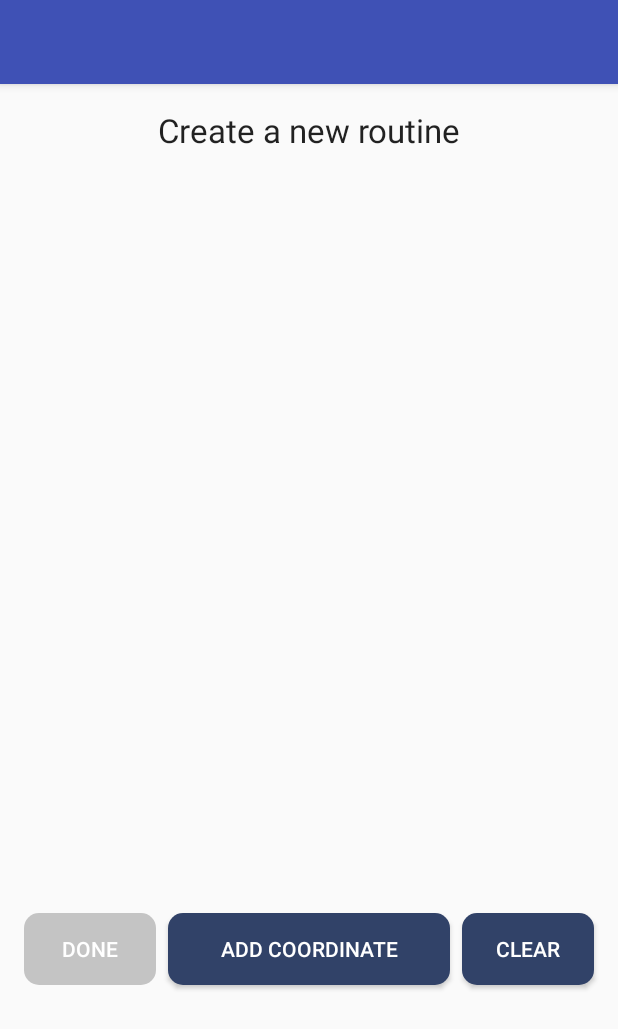
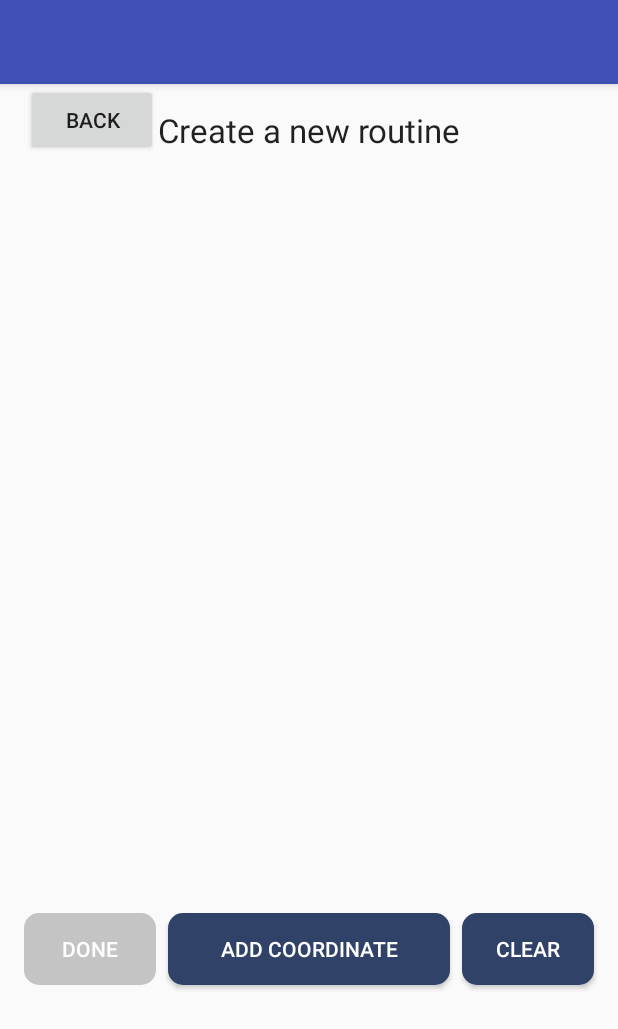
Before and after one commit to xavidram/StickerCV, an Android app: the create_routine screen opened directly, with no data from a screen before it, on a phone screen of 412 x 824 dp. Shown: the top 1029 px of the screen. Run offline under Robolectric (Android 15) with nearby library versions, the phone set to English and light mode, and no system bars.

Commit message:
added back button to create routine

```diff
--- a/app/src/main/java/com/xavidram/stickercv/create_routine.java
+++ b/app/src/main/java/com/xavidram/stickercv/create_routine.java
@@ -17,6 +17,7 @@ import android.support.v7.app.AlertDialog;
 import android.support.v7.app.AppCompatActivity;
 import android.os.Bundle;
 import android.text.InputType;
+import android.view.MenuItem;
 import android.view.View;
 import android.widget.ArrayAdapter;
 import android.widget.Button;
@@ -34,7 +35,7 @@ import java.util.ArrayList;
 
 public class create_routine extends AppCompatActivity implements View.OnClickListener{
 
-    private Button cr_btn_Done, cr_btn_addCoordinate, cr_btn_clearCoordinates;
+    private Button cr_btn_Done, cr_btn_addCoordinate, cr_btn_clearCoordinates, cr_btn_back;
     private TextView coordView;
     private String fileName = "";
     //GPS Variables
@@ -104,7 +105,9 @@ public class create_routine extends AppCompatActivity implements View.OnClickLis
     }
 
     private void initEntities(){
+
         //buttons
+        cr_btn_back = (Button) findViewById(R.id.cr_btn_back);
         cr_btn_addCoordinate = (Button)findViewById(R.id.cr_btn_addCoordinate);
         cr_btn_clearCoordinates = (Button)findViewById(R.id.cr_btn_clearCoordinates);
         cr_btn_Done = (Button)findViewById(R.id.cr_btn_Done);
@@ -114,7 +117,7 @@ public class create_routine extends AppCompatActivity implements View.OnClickLis
         GPSCoordinates = new ArrayList<GPScoord>();
         locationManager = (LocationManager)getSystemService(LOCATION_SERVICE);
 
-
+        cr_btn_back.setOnClickListener(this);
         cr_btn_addCoordinate.setOnClickListener(this);
         cr_btn_Done.setOnClickListener(this);
         cr_btn_Done.setEnabled(false);
@@ -187,6 +190,9 @@ public class create_routine extends AppCompatActivity implements View.OnClickLis
                     Toast.makeText(create_routine.this, "No Corrdinates yet in the list!", Toast.LENGTH_SHORT).show();
                 }
                 break;
+            case R.id.cr_btn_back:
+                Intent i = new Intent(this, MainActivity.class);
+                startActivity(i);
             default:
                 break;
         }
@@ -203,4 +209,5 @@ public class create_routine extends AppCompatActivity implements View.OnClickLis
                 return;
         }
     }
+
 }
--- a/app/src/main/res/layout/activity_create_routine.xml
+++ b/app/src/main/res/layout/activity_create_routine.xml
@@ -75,4 +75,15 @@
             android:textAppearance="?android:textAppearanceLarge"
             android:id="@+id/CoordView"/>
     </ScrollView>
+
+    <Button
+        android:text="Back"
+        android:layout_width="wrap_content"
+        android:layout_height="wrap_content"
+        tools:layout_editor_absoluteY="0dp"
+        android:id="@+id/cr_btn_back"
+        android:layout_marginStart="16dp"
+        app:layout_constraintLeft_toLeftOf="parent"
+        app:layout_constraintRight_toLeftOf="@+id/crHeader"
+        app:layout_constraintHorizontal_bias="1.0" />
 </android.support.constraint.ConstraintLayout>
```
Also changed, not shown: 5 other files.
